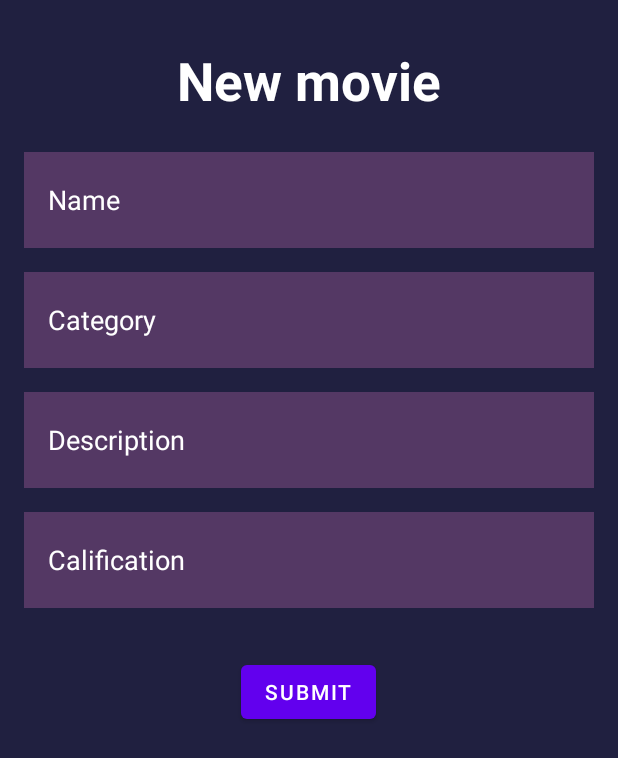
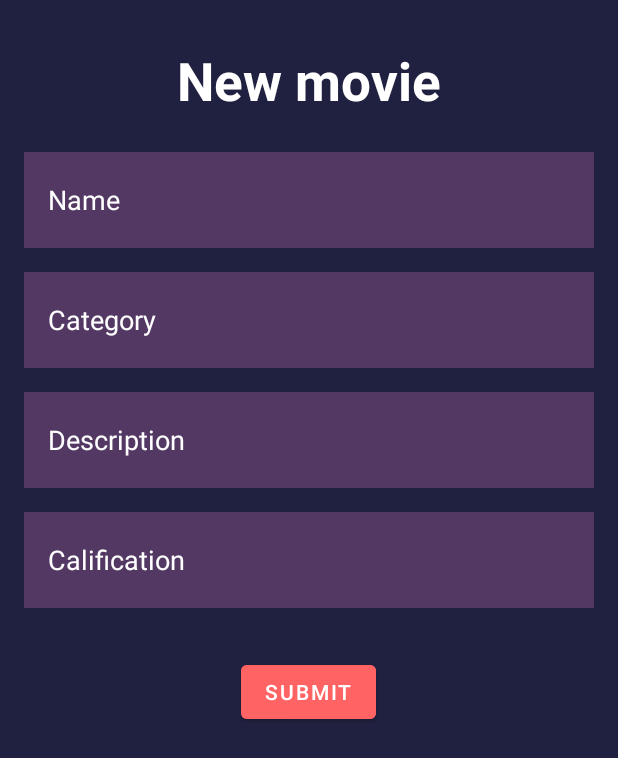
Before and after one commit to mrivasc/Labos-Moviles, an Android app: the AddMovieFragment screen opened through its navigation route, on a phone screen of 412 x 824 dp. Shown: the top 758 px of the screen. Run offline under Robolectric (Android 15) with nearby library versions, the phone set to English and light mode, and no system bars.

Commit message:
:poop: update: minor ui changes

```diff
--- a/Labo 05/app/src/main/res/layout/fragment_add_movie.xml
+++ b/Labo 05/app/src/main/res/layout/fragment_add_movie.xml
@@ -76,6 +76,7 @@
             android:layout_height="wrap_content"
             android:layout_marginTop="32dp"
             android:layout_gravity="center"
+            android:backgroundTint="@color/buttonColor"
             android:text="SUBMIT"/>
     </LinearLayout>
 
--- a/Labo 05/app/src/main/res/layout/fragment_billboard.xml
+++ b/Labo 05/app/src/main/res/layout/fragment_billboard.xml
@@ -147,6 +147,7 @@
         android:layout_margin="16dp"
         android:contentDescription="addNewMovie"
         android:backgroundTint="@color/buttonColor"
+        app:borderWidth="0dp"
         app:srcCompat="@drawable/ic_plus_24"/>
 
 </androidx.coordinatorlayout.widget.CoordinatorLayout>
```
